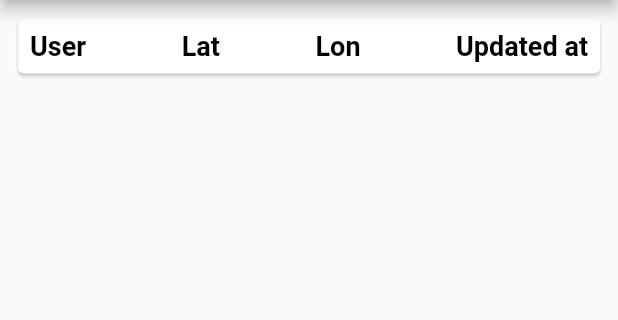
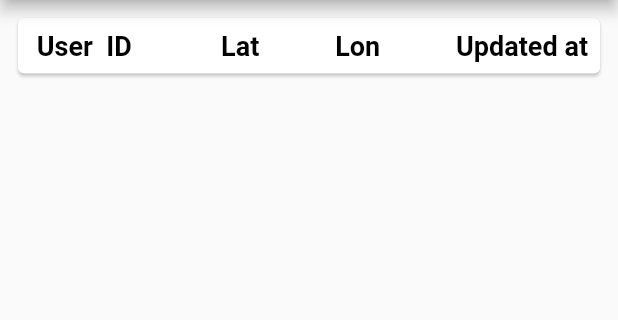
Before and after one commit to gowthaman9462/jumbo_tracking, a Flutter app: the screen it shows after launch, on a phone screen of 412 x 824 dp, the part 84-404 px from its top. Run offline on Flutter 3.47's test engine with Material 2 defaults, Android fonts, the phone set to English and light mode, and no system bars; our stand-ins replace sqflite; missing offline and left inert: sms; accounts and stored records are empty.

Commit message:
small update

```diff
--- a/lib/main.dart
+++ b/lib/main.dart
@@ -88,12 +88,12 @@ class _MyHomePageState extends State<MyHomePage> {
                   mainAxisAlignment: MainAxisAlignment.spaceBetween,
                   children: const <Widget>[
                     Text(
-                      "User",
+                      " User  ID ",
                       style: TextStyle(fontSize: 18, color: Colors.black,fontWeight: FontWeight.bold),
                     ),
                     Center(
                       child: Text(
-                        "Lat",
+                        " Lat",
                         style: TextStyle(fontSize: 18, color: Colors.black,fontWeight: FontWeight.bold ),
                       ),
                     ),
```
